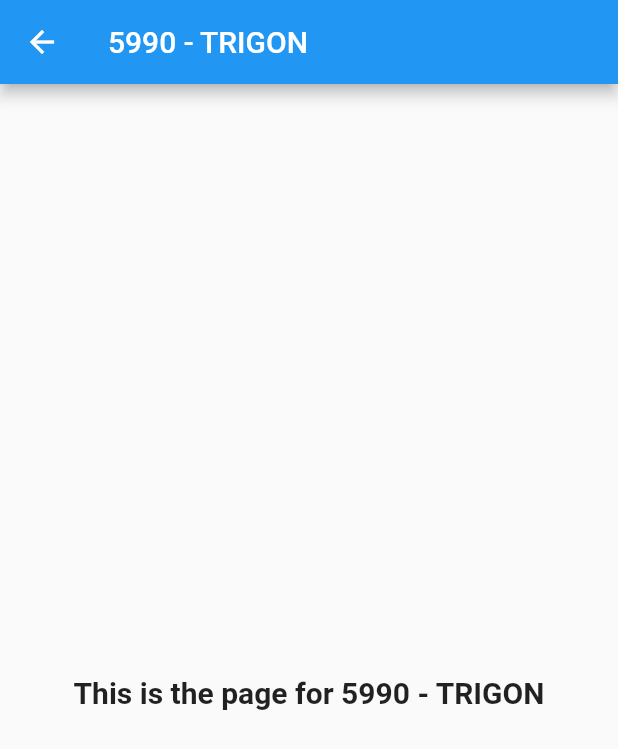
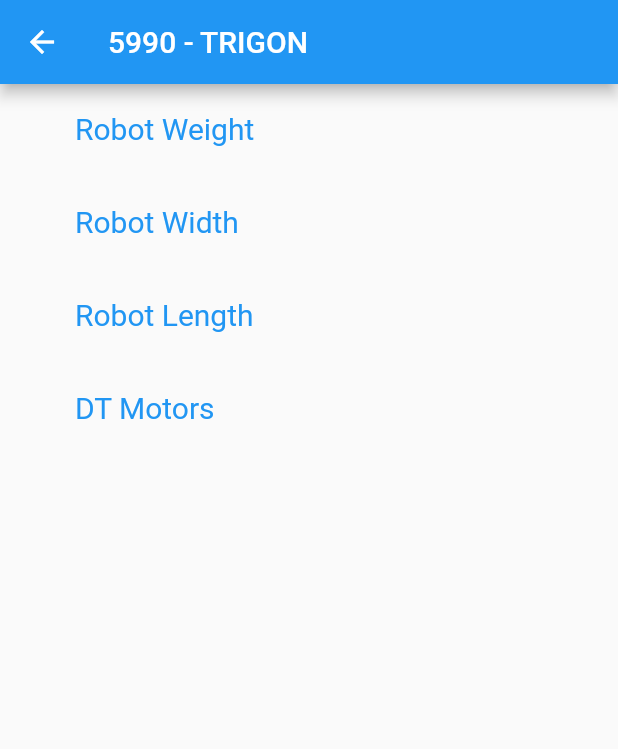
Before and after one commit to KfirLevy258/TRIGON-5990-Scouting-System-App, a Flutter app: the screen it shows after launch, after a tap on "5990 - TRIGON", on a phone screen of 412 x 824 dp. Shown: the top 749 px of the screen. Run offline on Flutter 3.47's test engine with Material 2 defaults, Android fonts, the phone set to English and light mode, and no system bars.

Commit message:
update for the pit scouting pages. can add numbers data

```diff
--- a/lib/TeamPitScouting.dart
+++ b/lib/TeamPitScouting.dart
@@ -10,13 +10,45 @@ class TeamPitScouting extends StatelessWidget {
       appBar: AppBar(
         title: Text(nameOfTeam),
       ),
-      body: Center(
-        child: Text(
-          "This is the page for $nameOfTeam",
+      body: PitScoutingPage()
+      );
+  }
+}
+
+class PitScoutingPage extends StatelessWidget{
+
+  @override
+  Widget build(BuildContext context) {
+    return ListView(
+      children: <Widget>[
+        row("Robot Weight", "Pounds"),
+        row("Robot Width", "Inches"),
+        row("Robot Length", "Inches"),
+        row("DT Motors", "Amount"),
+
+      ],
+    );
+  }
+
+  Widget row(String text, String kind){
+    return Row(
+      mainAxisAlignment: MainAxisAlignment.spaceBetween,
+      children: <Widget>[
+        Flexible(
+        child: TextField(
+          style: TextStyle(fontSize: 15),
           textAlign: TextAlign.center,
-          style: TextStyle(height: 5, fontSize: 20, fontWeight: FontWeight.bold),
+          decoration: InputDecoration(
+            contentPadding: const EdgeInsets.only(left: 50, right: 50, top: 20),
+            labelText: text,
+            labelStyle: TextStyle(color: Colors.blue, fontSize: 20),
+            hintText: kind,
+            border: InputBorder.none,
+            hintStyle: TextStyle(fontSize: 20),
+            ),
+          ),
         ),
-      ),
+      ],
     );
   }
 }
--- a/lib/main.dart
+++ b/lib/main.dart
@@ -25,7 +25,7 @@ class HomePage extends StatelessWidget{
           title: Text("TRIGON 5990 - Pit Scouting App"),
         ),
         body: ListView(
-        children: listData(context, teams)
+          children: listData(context, teams)
       ),
     );
   }
```
